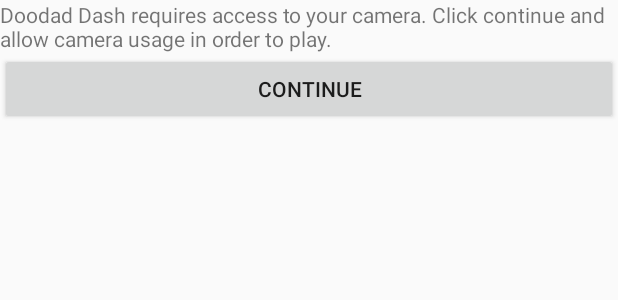
After one commit to LeahHirst/GamesProgramming, an Android app: the layout activity_permission.xml on its own in the app's theme, with its tools: preview values and no code run, on a phone screen of 412 x 824 dp. The commit adds this screen. Shown: the top 300 px of the screen. Run offline under Robolectric (Android 15) with nearby library versions, the phone set to English and light mode, and no system bars.

Commit message:
[Android] Updated to target v27

```diff
--- a/android/app/src/main/AndroidManifest.xml
+++ b/android/app/src/main/AndroidManifest.xml
@@ -3,6 +3,8 @@
     package="com.ahirst.doodaddash">
 
     <uses-permission android:name="android.permission.INTERNET" />
+    <uses-permission android:name="android.permission.CAMERA" />
+    <uses-feature android:name="android.hardware.camera" />
 
     <application
         android:allowBackup="true"
@@ -11,7 +13,7 @@
         android:roundIcon="@mipmap/ic_launcher_round"
         android:supportsRtl="true"
         android:theme="@style/AppTheme">
-        <activity android:name=".MainActivity">
+        <activity android:name=".PermissionActivity">
             <intent-filter>
                 <action android:name="android.intent.action.MAIN" />
 
--- /dev/null
+++ b/android/app/src/main/res/layout/activity_permission.xml
@@ -0,0 +1,19 @@
+<?xml version="1.0" encoding="utf-8"?>
+<LinearLayout xmlns:android="http://schemas.android.com/apk/res/android"
+    xmlns:tools="http://schemas.android.com/tools"
+    android:orientation="vertical" android:layout_width="match_parent"
+    android:layout_height="match_parent">
+    <!-- TODO: This page should end up being a tutorial that ends in granting the permissions -->
+
+    <TextView
+        android:layout_width="match_parent"
+        android:layout_height="wrap_content"
+        android:text="TextView"
+        tools:text="Doodad Dash requires access to your camera. Click continue and allow camera usage in order to play." />
+
+    <Button
+        android:id="@+id/continueButton"
+        android:layout_width="match_parent"
+        android:layout_height="wrap_content"
+        android:text="Continue" />
+</LinearLayout>
--- a/android/build.gradle
+++ b/android/build.gradle
@@ -3,9 +3,10 @@
 buildscript {
     repositories {
         jcenter()
+        google()
     }
     dependencies {
-        classpath 'com.android.tools.build:gradle:2.3.3'
+        classpath 'com.android.tools.build:gradle:3.1.2'
 
         // NOTE: Do not place your application dependencies here; they belong
         // in the individual module build.gradle files
@@ -16,6 +17,9 @@ allprojects {
     repositories {
         jcenter()
         maven { url 'https://jitpack.io' }
+        maven {
+            url "https://maven.google.com"
+        }
     }
 }
 
```
Also changed, not shown: android/app/build.gradle (+10 -10 lines), android/app/src/main/java/com/ahirst/doodaddash/MainActivity.java (+26 -0 lines), android/app/src/main/java/com/ahirst/doodaddash/PermissionActivity.java (added, +81 -0 lines), android/app/src/main/res/layout/activity_main.xml (+13 -12 lines), android/gradle/wrapper/gradle-wrapper.properties.
